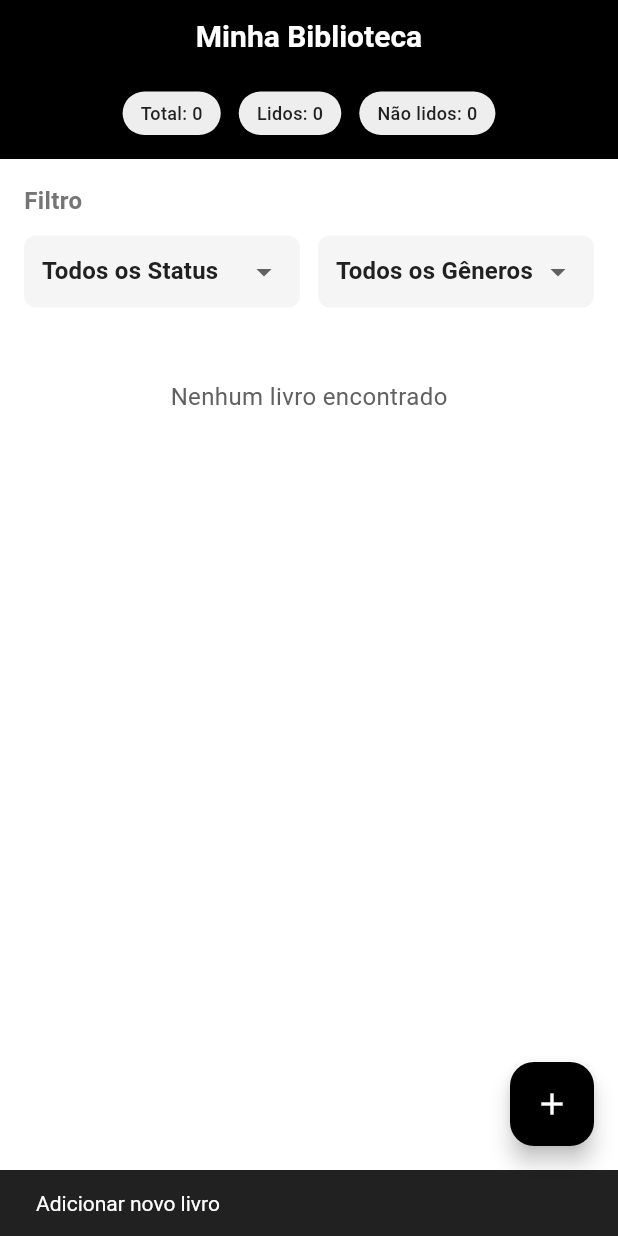
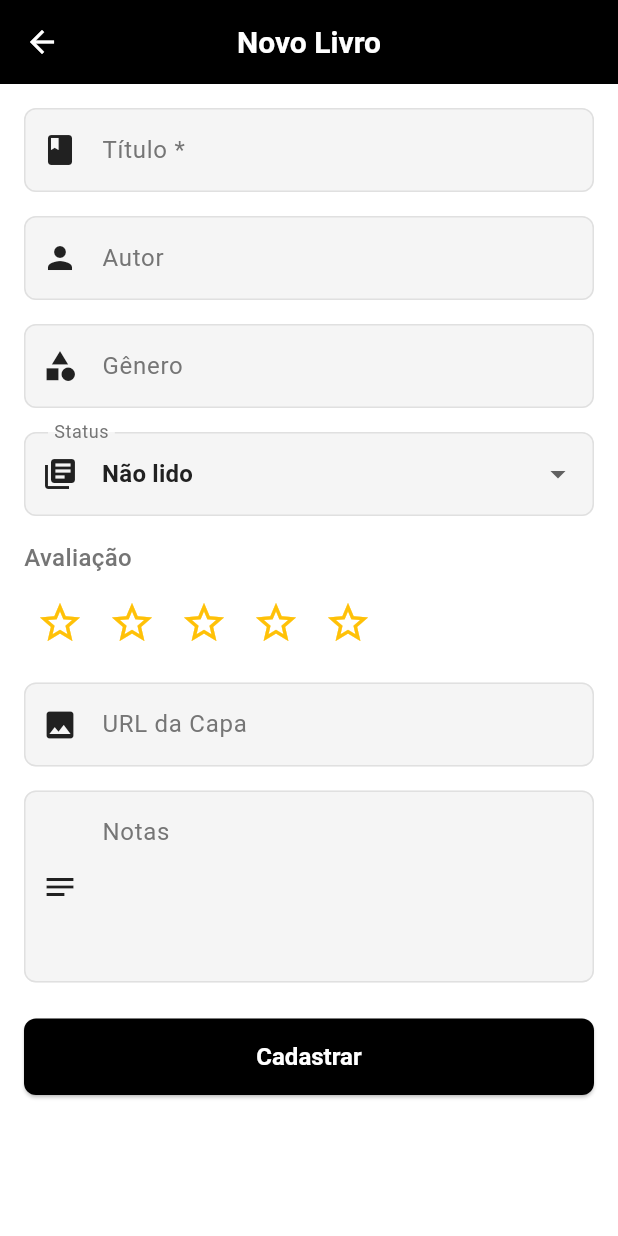
Before and after one commit to fercodee/booklog, a Flutter app: the HomeScreen screen opened by its route, after a tap on the "add" icon, on a phone screen of 412 x 824 dp. Run offline on Flutter 3.47's test engine with Material 3 defaults, Android fonts, the phone set to English and light mode, and no system bars; our stand-ins replace flutter_dotenv, freezed_annotation, go_router, supabase_flutter; accounts and stored records are empty.

Commit message:
feat: add book and edit

```diff
--- a/lib/routing/router.dart
+++ b/lib/routing/router.dart
@@ -3,12 +3,15 @@ import 'package:go_router/go_router.dart';
 import 'package:provider/provider.dart';
 
 import '../data/repositories/auth/auth_repository.dart';
+import '../domain/models/book_model.dart';
 import '../ui/login/login_screen.dart';
 import '../ui/login/login_view_model.dart';
 import '../ui/signup/signup_screen.dart';
 import '../ui/signup/signup_view_model.dart';
 import '../ui/home/home_screen.dart';
 import '../ui/home/home_view_model.dart';
+import '../ui/book_form/book_form_screen.dart';
+import '../ui/book_form/book_form_view_model.dart';
 import 'routes.dart';
 
 /// Top go_router entry point.
@@ -51,6 +54,28 @@ GoRouter router(AuthRepository authRepository) => GoRouter(
             );
           },
         ),
+        GoRoute(
+          path: Routes.bookNew,
+          builder: (context, state) {
+            return BookFormScreen(
+              viewModel: BookFormViewModel(
+                repository: context.read(),
+              ),
+            );
+          },
+        ),
+        GoRoute(
+          path: Routes.bookEdit,
+          builder: (context, state) {
+            final book = state.extra as BookModel;
+            return BookFormScreen(
+              viewModel: BookFormViewModel(
+                repository: context.read(),
+                book: book,
+              ),
+            );
+          },
+        ),
       ],
     );
 
--- a/lib/routing/routes.dart
+++ b/lib/routing/routes.dart
@@ -2,4 +2,6 @@ abstract final class Routes {
   static const home = '/';
   static const login = '/login';
   static const signup = '/signup';
+  static const bookNew = '/book/new';
+  static const bookEdit = '/book/edit';
 }
--- /dev/null
+++ b/lib/ui/book_form/book_form_screen.dart
@@ -0,0 +1,257 @@
+import 'package:flutter/material.dart';
+
+import '../../ui/core/colors.dart';
+import 'book_form_view_model.dart';
+
+class BookFormScreen extends StatefulWidget {
+  const BookFormScreen({super.key, required this.viewModel});
+
+  final BookFormViewModel viewModel;
+
+  @override
+  State<BookFormScreen> createState() => _BookFormScreenState();
+}
+
+class _BookFormScreenState extends State<BookFormScreen> {
+  final _formKey = GlobalKey<FormState>();
+  final _titleController = TextEditingController();
+  final _authorController = TextEditingController();
+  final _genreController = TextEditingController();
+  final _coverUrlController = TextEditingController();
+  final _notesController = TextEditingController();
+
+  @override
+  void initState() {
+    super.initState();
+
+    // Preenche os campos se estiver em modo de edição
+    _titleController.text = widget.viewModel.title;
+    _authorController.text = widget.viewModel.author ?? '';
+    _genreController.text = widget.viewModel.genre ?? '';
+    _coverUrlController.text = widget.viewModel.coverUrl ?? '';
+    _notesController.text = widget.viewModel.notes ?? '';
+
+    // Add listener to save command
+    widget.viewModel.saveBookCommand.addListener(_onSaveBook);
+  }
+
+  @override
+  void dispose() {
+    _titleController.dispose();
+    _authorController.dispose();
+    _genreController.dispose();
+    _coverUrlController.dispose();
+    _notesController.dispose();
+    widget.viewModel.saveBookCommand.removeListener(_onSaveBook);
+    super.dispose();
+  }
+
+  void _onSaveBook() {
+    final cmd = widget.viewModel.saveBookCommand;
+    if (cmd.error) {
+      ScaffoldMessenger.of(context).showSnackBar(
+        SnackBar(
+          content: Text((cmd.result as dynamic).error?.toString() ?? 'Erro ao salvar livro'),
+          backgroundColor: AppColors.error,
+        ),
+      );
+    } else if (cmd.completed) {
+      ScaffoldMessenger.of(context).showSnackBar(
+        SnackBar(
+          content: Text(widget.viewModel.isEditMode
+              ? 'Livro atualizado com sucesso!'
+              : 'Livro cadastrado com sucesso!'),
+          backgroundColor: AppColors.success,
+        ),
+      );
+      // Retorna true para indicar que precisa recarregar a lista
+      Navigator.pop(context, true);
+    }
+  }
+
+  void _handleSave() {
+    if (_formKey.currentState?.validate() ?? false) {
+      widget.viewModel.setTitle(_titleController.text);
+      widget.viewModel.setAuthor(_authorController.text.isEmpty ? null : _authorController.text);
+      widget.viewModel.setGenre(_genreController.text.isEmpty ? null : _genreController.text);
+      widget.viewModel.setCoverUrl(
+          _coverUrlController.text.isEmpty ? null : _coverUrlController.text);
+      widget.viewModel.setNotes(_notesController.text.isEmpty ? null : _notesController.text);
+
+      widget.viewModel.saveBook();
+    }
+  }
+
+  @override
+  Widget build(BuildContext context) {
+    return Scaffold(
+      appBar: AppBar(
+        title: Text(widget.viewModel.isEditMode ? 'Editar Livro' : 'Novo Livro'),
+      ),
+      body: ListenableBuilder(
+        listenable: widget.viewModel,
+        builder: (context, _) {
+          final isLoading = widget.viewModel.saveBookCommand.running;
+
+          return SingleChildScrollView(
+            padding: const EdgeInsets.all(16),
+            child: Form(
+              key: _formKey,
+              child: Column(
+                crossAxisAlignment: CrossAxisAlignment.stretch,
+                children: [
+                  // Título
+                  TextFormField(
+                    controller: _titleController,
+                    decoration: const InputDecoration(
+                      labelText: 'Título *',
+                      border: OutlineInputBorder(),
+                      prefixIcon: Icon(Icons.book),
+                    ),
+                    enabled: !isLoading,
+                    validator: (value) {
+                      if (value == null || value.isEmpty) {
+                        return 'Título é obrigatório';
+                      }
+                      return null;
+                    },
+                  ),
+                  const SizedBox(height: 16),
+
+                  // Autor
+                  TextFormField(
+                    controller: _authorController,
+                    decoration: const InputDecoration(
+                      labelText: 'Autor',
+                      border: OutlineInputBorder(),
+                      prefixIcon: Icon(Icons.person),
+                    ),
+                    enabled: !isLoading,
+                  ),
+                  const SizedBox(height: 16),
+
+                  // Gênero
+                  TextFormField(
+                    controller: _genreController,
+                    decoration: const InputDecoration(
+                      labelText: 'Gênero',
+                      border: OutlineInputBorder(),
+                      prefixIcon: Icon(Icons.category),
+                    ),
+                    enabled: !isLoading,
+                  ),
+                  const SizedBox(height: 16),
+
+                  // Status
+                  DropdownButtonFormField<String>(
+                    value: widget.viewModel.status,
+                    decoration: const InputDecoration(
+                      labelText: 'Status',
+                      border: OutlineInputBorder(),
+                      prefixIcon: Icon(Icons.library_books),
+                    ),
+                    items: const [
+                      DropdownMenuItem(value: 'lido', child: Text('Lido')),
+                      DropdownMenuItem(value: 'não lido', child: Text('Não lido')),
+                    ],
+                    onChanged: isLoading
+                        ? null
+                        : (value) {
+                            if (value != null) {
+                              widget.viewModel.setStatus(value);
+                            }
+                          },
+                  ),
+                  const SizedBox(height: 16),
+
+                  // Avaliação (Estrelas)
+                  Column(
+                    crossAxisAlignment: CrossAxisAlignment.start,
+                    children: [
+                      const Text(
+                        'Avaliação',
+                        style: TextStyle(
+                          fontSize: 16,
+                          fontWeight: FontWeight.w500,
+                        ),
+                      ),
+                      const SizedBox(height: 8),
+                      Row(
+                        children: List.generate(5, (index) {
+                          return IconButton(
+                            icon: Icon(
+                              index < widget.viewModel.rating
+                                  ? Icons.star
+                                  : Icons.star_border,
+                              color: AppColors.warning,
+                              size: 32,
+                            ),
+                            onPressed: isLoading
+                                ? null
+                                : () {
+                                    widget.viewModel.setRating(index + 1);
+                                  },
+                          );
+                        }),
+                      ),
+                    ],
+                  ),
+                  const SizedBox(height: 16),
+
+                  // URL da Capa
+                  TextFormField(
+                    controller: _coverUrlController,
+                    decoration: const InputDecoration(
+                      labelText: 'URL da Capa',
+                      border: OutlineInputBorder(),
+                      prefixIcon: Icon(Icons.image),
+                    ),
+                    enabled: !isLoading,
+                  ),
+                  const SizedBox(height: 16),
+
+                  // Notas
+                  TextFormField(
+                    controller: _notesController,
+                    decoration: const InputDecoration(
+                      labelText: 'Notas',
+                      border: OutlineInputBorder(),
+                      prefixIcon: Icon(Icons.notes),
+                      alignLabelWithHint: true,
+                    ),
+                    maxLines: 4,
+                    enabled: !isLoading,
+                  ),
+                  const SizedBox(height: 24),
+
+                  // Botão Salvar
+                  ElevatedButton(
+                    onPressed: isLoading ? null : _handleSave,
+                    style: ElevatedButton.styleFrom(
+                      backgroundColor: AppColors.primary,
+                      foregroundColor: AppColors.textOnPrimary,
+                      padding: const EdgeInsets.symmetric(vertical: 16),
+                      shape: RoundedRectangleBorder(
+                        borderRadius: BorderRadius.circular(8),
+                      ),
+                    ),
+                    child: isLoading
+                        ? const SizedBox(
+                            height: 20,
+                            width: 20,
+                            child: CircularProgressIndicator(
+                              strokeWidth: 2,
+                              valueColor: AlwaysStoppedAnimation<Color>(AppColors.textOnPrimary),
+                            ),
+                          )
+                        : Text(widget.viewModel.isEditMode ? 'Atualizar' : 'Cadastrar'),
+                  ),
+                ],
+              ),
+            ),
+          );
+        },
+      ),
+    );
+  }
+}
--- /dev/null
+++ b/lib/ui/book_form/book_form_view_model.dart
@@ -0,0 +1,146 @@
+import 'package:flutter/foundation.dart';
+import 'package:logging/logging.dart';
+
+import '../../utils/command.dart';
+import '../../utils/result.dart';
+import '../../data/repositories/book/book_repository.dart';
+import '../../domain/models/book_model.dart';
+
+class BookFormViewModel extends ChangeNotifier {
+  BookFormViewModel({
+    required BookRepository repository,
+    BookModel? book,
+  })  : _repository = repository,
+        _book = book,
+        _isEditMode = book != null {
+    saveBookCommand = Command0(_saveBook);
+
+    // Se está em modo de edição, preenche os campos
+    if (_isEditMode && book != null) {
+      _title = book.title;
+      _author = book.author;
+      _genre = book.genre;
+      _status = book.status ?? 'não lido';
+      _rating = book.rating ?? 0;
+      _coverUrl = book.coverUrl;
+      _notes = book.notes;
+    }
+  }
+
+  final BookRepository _repository;
+  final BookModel? _book;
+  final bool _isEditMode;
+  final _log = Logger('BookFormViewModel');
+
+  // State
+  String _title = '';
+  String? _author;
+  String? _genre;
+  String _status = 'não lido';
+  int _rating = 0;
+  String? _coverUrl;
+  String? _notes;
+
+  // Getters
+  bool get isEditMode => _isEditMode;
+  String get title => _title;
+  String? get author => _author;
+  String? get genre => _genre;
+  String get status => _status;
+  int get rating => _rating;
+  String? get coverUrl => _coverUrl;
+  String? get notes => _notes;
+
+  // Commands
+  late Command0<void> saveBookCommand;
+
+  // Setters
+  void setTitle(String value) {
+    _title = value;
+    notifyListeners();
+  }
+
+  void setAuthor(String? value) {
+    _author = value;
+    notifyListeners();
+  }
+
+  void setGenre(String? value) {
+    _genre = value;
+    notifyListeners();
+  }
+
+  void setStatus(String value) {
+    _status = value;
+    notifyListeners();
+  }
+
+  void setRating(int value) {
+    _rating = value;
+    notifyListeners();
+  }
+
+  void setCoverUrl(String? value) {
+    _coverUrl = value;
+    notifyListeners();
+  }
+
+  void setNotes(String? value) {
+    _notes = value;
+    notifyListeners();
+  }
+
+  // Private Actions
+  Future<Result<void>> _saveBook() async {
+    try {
+      if (_title.isEmpty) {
+        return Result.error(Exception('Título é obrigatório'));
+      }
+
+      Result result;
+
+      if (_isEditMode && _book != null) {
+        // Update existing book
+        result = await _repository.updateBook(
+          bookId: _book.id,
+          title: _title,
+          author: _author,
+          genre: _genre,
+          status: _status,
+          rating: _rating,
+          coverUrl: _coverUrl,
+          notes: _notes,
+        );
+        _log.info('Book updated: $_title');
+      } else {
+        // Create new book
+        result = await _repository.createBook(
+          title: _title,
+          author: _author,
+          genre: _genre,
+          status: _status,
+          rating: _rating,
+          coverUrl: _coverUrl,
+          notes: _notes,
+        );
+        _log.info('Book created: $_title');
+      }
+
+      if (result is Error) {
+        return result as Error<void>;
+      }
+
+      return const Result.ok(null);
+    } catch (e, st) {
+      _log.severe('Erro ao salvar livro', e, st);
+      return Result.error(Exception(e.toString()));
+    } finally {
+      notifyListeners();
+    }
+  }
+
+  // Public Methods
+  void saveBook() {
+    saveBookCommand.execute();
+  }
+}
--- a/lib/ui/home/home_screen.dart
+++ b/lib/ui/home/home_screen.dart
@@ -1,5 +1,7 @@
 import 'package:flutter/material.dart';
+import 'package:go_router/go_router.dart';
 
+import '../../routing/routes.dart';
 import '../../ui/core/colors.dart';
 import 'home_view_model.dart';
 
@@ -171,7 +173,11 @@ class _HomeScreenState extends State<HomeScreen> {
                                 color: AppColors.gray100,
                                 borderRadius: BorderRadius.circular(8),
                               ),
-                              child: DropdownButton<String>(
+                              child: FutureBuilder<List<String>>(
+                                future: widget.viewModel.getUniqueStatuses(),
+                                builder: (context, snapshot) {
+                                  final statuses = snapshot.data ?? [];
+                                  return DropdownButton<String>(
                                     value: _selectedStatus ?? 'Todos os Status',
                                     isExpanded: true,
                                     underline: const SizedBox(),
@@ -181,7 +187,7 @@ class _HomeScreenState extends State<HomeScreen> {
                                         value: 'Todos os Status',
                                         child: Text('Todos os Status'),
                                       ),
-                                  ...widget.viewModel.getUniqueStatuses().map(
+                                      ...statuses.map(
                                         (status) => DropdownMenuItem(
                                           value: status,
                                           child: Text(status),
@@ -191,6 +197,8 @@ class _HomeScreenState extends State<HomeScreen> {
                                     onChanged: (value) {
                                       setState(() => _selectedStatus = value);
                                       widget.viewModel.setStatusFilter(value);
+                                    },
+                                  );
                                 },
                               ),
                             ),
@@ -203,7 +211,11 @@ class _HomeScreenState extends State<HomeScreen> {
                                 color: AppColors.gray100,
                                 borderRadius: BorderRadius.circular(8),
                               ),
-                              child: DropdownButton<String>(
+                              child: FutureBuilder<List<String>>(
+                                future: widget.viewModel.getUniqueGenres(),
+                                builder: (context, snapshot) {
+                                  final genres = snapshot.data ?? [];
+                                  return DropdownButton<String>(
                                     value: _selectedGenre ?? 'Todos os Gêneros',
                                     isExpanded: true,
                                     underline: const SizedBox(),
@@ -213,7 +225,7 @@ class _HomeScreenState extends State<HomeScreen> {
                                         value: 'Todos os Gêneros',
                                         child: Text('Todos os Gêneros'),
                                       ),
-                                  ...widget.viewModel.getUniqueGenres().map(
+                                      ...genres.map(
                                         (genre) => DropdownMenuItem(
                                           value: genre,
                                           child: Text(genre),
@@ -223,6 +235,8 @@ class _HomeScreenState extends State<HomeScreen> {
                                     onChanged: (value) {
                                       setState(() => _selectedGenre = value);
                                       widget.viewModel.setGenreFilter(value);
+                                    },
+                                  );
                                 },
                               ),
                             ),
@@ -265,11 +279,12 @@ class _HomeScreenState extends State<HomeScreen> {
         },
       ),
       floatingActionButton: FloatingActionButton(
-        onPressed: () {
-          // TODO: Navegar para tela de adicionar livro
-          ScaffoldMessenger.of(context).showSnackBar(
-            const SnackBar(content: Text('Adicionar novo livro')),
-          );
+        onPressed: () async {
+          final result = await context.push(Routes.bookNew);
+          if (result == true) {
+            widget.viewModel.loadBooks();
+            widget.viewModel.loadStats();
+          }
         },
         backgroundColor: AppColors.primary,
         child: const Icon(Icons.add),
@@ -386,11 +401,16 @@ class _HomeScreenState extends State<HomeScreen> {
                                 Text('Editar'),
                               ],
                             ),
-                            onTap: () {
-                              // TODO: Navegar para edição
-                              ScaffoldMessenger.of(context).showSnackBar(
-                                SnackBar(content: Text('Editar: ${book.title}')),
-                              );
+                            onTap: () async {
+                              // Aguarda um frame para evitar erro de contexto no PopupMenu
+                              await Future.delayed(Duration.zero);
+                              if (context.mounted) {
+                                final result = await context.push(Routes.bookEdit, extra: book);
+                                if (result == true) {
+                                  widget.viewModel.loadBooks();
+                                  widget.viewModel.loadStats();
+                                }
+                              }
                             },
                           ),
                           PopupMenuItem(
--- a/lib/ui/home/home_view_model.dart
+++ b/lib/ui/home/home_view_model.dart
@@ -47,7 +47,7 @@ class HomeViewModel extends ChangeNotifier {
     } else {
       _selectedStatus = status;
     }
-    _applyFilters();
+    loadBooks();
   }
 
   void setGenreFilter(String? genre) {
@@ -56,22 +56,25 @@ class HomeViewModel extends ChangeNotifier {
     } else {
       _selectedGenre = genre;
     }
-    _applyFilters();
+    loadBooks();
   }
 
   // Private methods
   Future<Result<void>> _loadBooks() async {
     try {
-      final result = await _repository.listBooks();
+      final result = await _repository.listBooks(
+        status: _selectedStatus,
+        genre: _selectedGenre,
+      );
 
       if (result is Error<List<BookModel>>) {
         return result;
       }
 
       _books = (result as Ok<List<BookModel>>).value;
-      _applyFilters();
+      _filteredBooks = _books;
 
-      _log.info('Loaded ${_books.length} books');
+      _log.info('Loaded ${_books.length} books with filters: status=$_selectedStatus, genre=$_selectedGenre');
       return const Result.ok(null);
     } catch (e, st) {
       _log.severe('Erro ao carregar livros', e, st);
@@ -116,11 +119,8 @@ class HomeViewModel extends ChangeNotifier {
         return result;
       }
 
-      // Remove from local list
-      _books.removeWhere((book) => book.id == _bookToDelete);
-      _applyFilters();
-
-      // Reload stats
+      // Reload books and stats
+      await _loadBooks();
       await _loadStats();
 
       _log.info('Book deleted: $_bookToDelete');
@@ -132,15 +132,6 @@ class HomeViewModel extends ChangeNotifier {
       _bookToDelete = null;
       notifyListeners();
     }
-  }
-
-  void _applyFilters() {
-    _filteredBooks = _books.where((book) {
-      final statusMatch = _selectedStatus == null || book.status == _selectedStatus;
-      final genreMatch = _selectedGenre == null || book.genre == _selectedGenre;
-      return statusMatch && genreMatch;
-    }).toList();
-    notifyListeners();
   }
 
   // Public methods para chamar os commands
@@ -157,25 +148,45 @@ class HomeViewModel extends ChangeNotifier {
     deleteBookCommand.execute();
   }
 
-  // Get unique genres from books
-  List<String> getUniqueGenres() {
+  // Get unique genres from ALL books (without filters)
+  Future<List<String>> getUniqueGenres() async {
+    try {
+      final result = await _repository.listBooks();
+      if (result is Ok<List<BookModel>>) {
+        final allBooks = result.value;
         final genres = <String>{};
-    for (final book in _books) {
+        for (final book in allBooks) {
           if (book.genre != null && book.genre!.isNotEmpty) {
             genres.add(book.genre!);
           }
         }
         return genres.toList()..sort();
       }
+      return [];
+    } catch (e) {
+      _log.warning('Erro ao buscar gêneros únicos', e);
+      return [];
+    }
+  }
 
-  // Get unique statuses from books
-  List<String> getUniqueStatuses() {
+  // Get unique statuses from ALL books (without filters)
+  Future<List<String>> getUniqueStatuses() async {
+    try {
+      final result = await _repository.listBooks();
+      if (result is Ok<List<BookModel>>) {
+        final allBooks = result.value;
         final statuses = <String>{};
-    for (final book in _books) {
+        for (final book in allBooks) {
           if (book.status != null && book.status!.isNotEmpty) {
             statuses.add(book.status!);
           }
         }
         return statuses.toList()..sort();
       }
+      return [];
+    } catch (e) {
+      _log.warning('Erro ao buscar status únicos', e);
+      return [];
     }
+  }
+}
```
Lines whose indentation alone changed are shown as unchanged.
